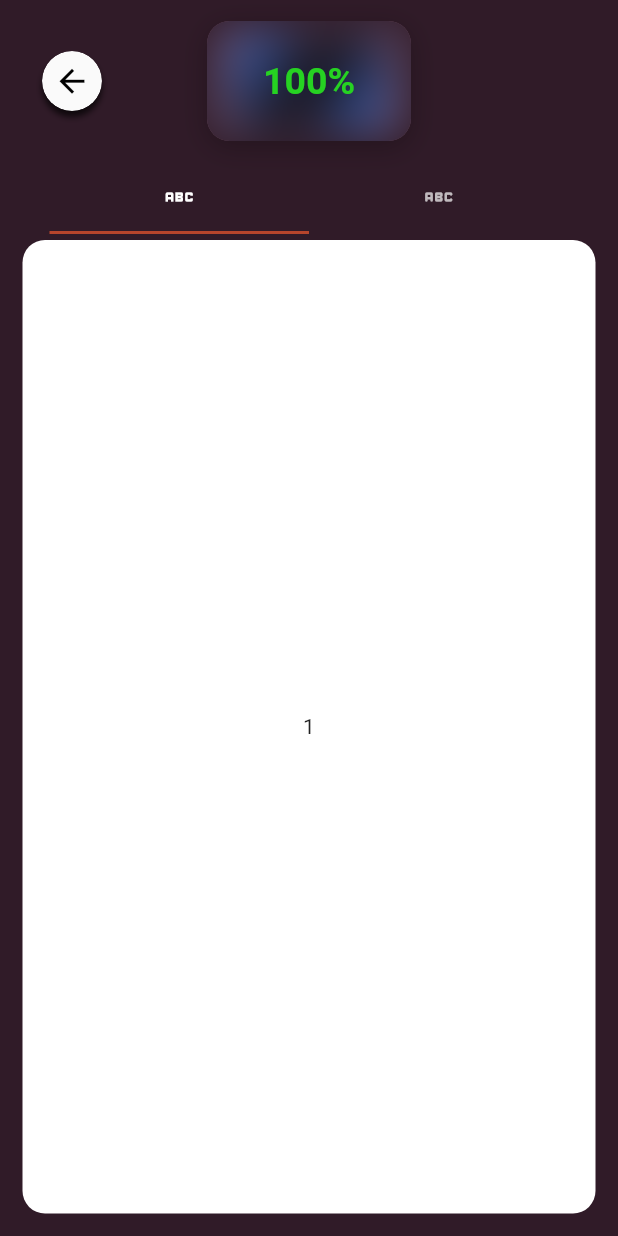
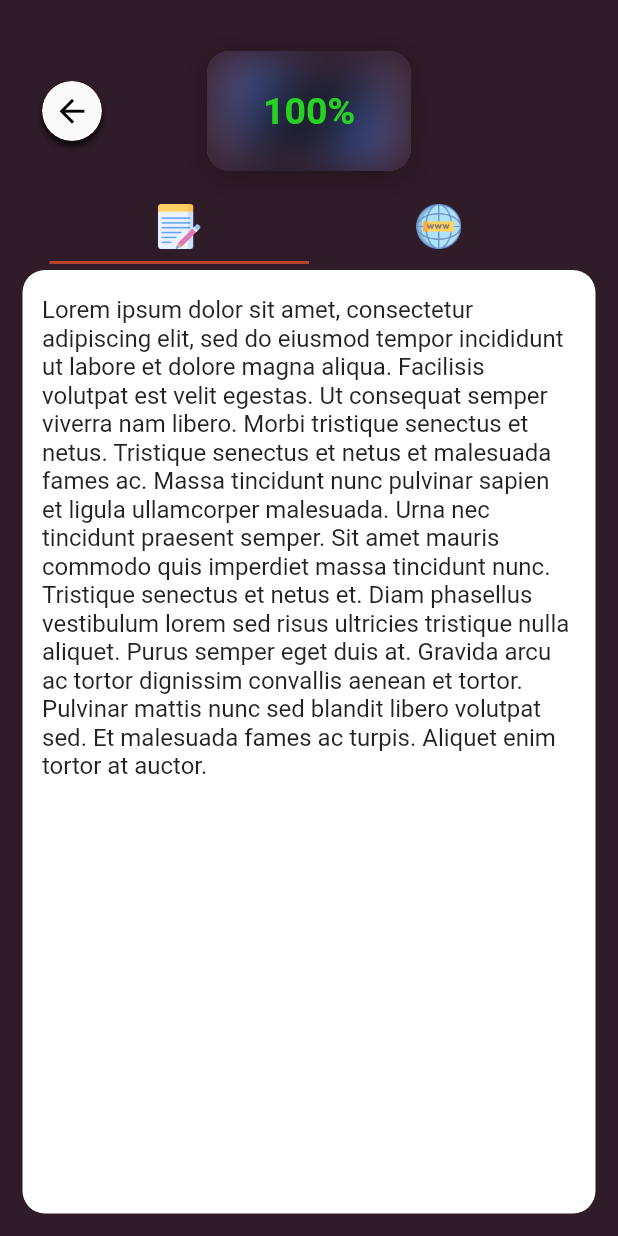
Before and after one commit to GlebBatykov/SynWord_Mobile, a Flutter app: the HistoryPage screen opened directly, after a tap on "Plagiarism check", on a phone screen of 412 x 824 dp. Run offline on Flutter 3.47's test engine with Material 2 defaults, Android fonts, the phone set to English and light mode, and no system bars; drawn by our look-alikes of blur; our stand-ins replace bloc, flutter_bloc, get_it, hexcolor; Roboto replaces fonts that are missing (Isidora Soft Alt).

Commit message:
Updates check result page

```diff
--- a/lib/presentation/cubit/page/history/body/item/history_page_body_result_item_cubit.dart
+++ b/lib/presentation/cubit/page/history/body/item/history_page_body_result_item_cubit.dart
@@ -1,7 +1,7 @@
 import 'package:bloc/bloc.dart';
 import 'package:meta/meta.dart';
 import 'package:poseidon/poseidon.dart';
-import 'package:synword_flutter_cubit_application/presentation/model/page/history/check_result_info.dart';
+import 'package:synword_flutter_cubit_application/presentation/model/page/history/result/check/check_result_info.dart';
 import 'package:synword_flutter_cubit_application/presentation/model/page/history/rephrase_result_info.dart';
 import 'package:synword_flutter_cubit_application/presentation/navigation/check_result_page_arguments.dart';
 import 'package:synword_flutter_cubit_application/presentation/navigation/navigation_routes.dart';
--- a/lib/presentation/cubit/page/history/history_page_cubit.dart
+++ b/lib/presentation/cubit/page/history/history_page_cubit.dart
@@ -1,10 +1,13 @@
+import 'dart:math';
+
 import 'package:bloc/bloc.dart';
 import 'package:meta/meta.dart';
-import 'package:synword_flutter_cubit_application/presentation/cubit/page/history/body/item/history_page_body_result_item_cubit.dart';
-import 'package:synword_flutter_cubit_application/presentation/model/page/history/check_result_info.dart';
-import 'package:synword_flutter_cubit_application/presentation/model/page/history/rephrase_result_info.dart';
 
+import '../../../model/page/history/result/check/check_result_info.dart';
+import '../../../model/page/history/rephrase_result_info.dart';
+import '../../../model/page/history/result/check/check_result_link.dart';
 import '../../../model/page/history/result_info.dart';
+import 'body/item/history_page_body_result_item_cubit.dart';
 
 part 'history_page_state.dart';
 
@@ -18,27 +21,22 @@ class HistoryPageCubit extends Cubit<HistoryPageState> {
   }
 
   void _initialize() {
+    var text =
+        'Lorem ipsum dolor sit amet, consectetur adipiscing elit, sed do eiusmod tempor incididunt ut labore et dolore magna aliqua. Facilisis volutpat est velit egestas. Ut consequat semper viverra nam libero. Morbi tristique senectus et netus. Tristique senectus et netus et malesuada fames ac. Massa tincidunt nunc pulvinar sapien et ligula ullamcorper malesuada. Urna nec tincidunt praesent semper. Sit amet mauris commodo quis imperdiet massa tincidunt nunc. Tristique senectus et netus et. Diam phasellus vestibulum lorem sed risus ultricies tristique nulla aliquet. Purus semper eget duis at. Gravida arcu ac tortor dignissim convallis aenean et tortor. Pulvinar mattis nunc sed blandit libero volutpat sed. Et malesuada fames ac turpis. Aliquet enim tortor at auctor.';
+
+    var links = List.generate(
+        15,
+        (index) => CheckResultLink(
+            'https://stackoverflow.com/questions/49638499/how-to-make-scrollable-text-in-flutter',
+            Random().nextInt(101)))
+      ..sort((a, b) => b.percentages.compareTo(a.percentages));
+
     _results.addAll([
-      CheckResultInfo(
-          'Lorem ipsum dolor sit amet, consectetur adipiscing elit, sed do eiusmod tempor incididunt ut labore et dolore magna aliqua. Ut enim ad minim veniam',
-          TextSource.docx,
-          100),
-      RephraseResultInfo(
-          'Lorem ipsum dolor sit amet, consectetur adipiscing elit, sed do eiusmod tempor incididunt ut labore et dolore magna aliqua. Ut enim ad minim veniam',
-          TextSource.pdf,
-          'Lorem ipsum dolor sit amet, consectetur adipiscing elit, sed do eiusmod tempor incididunt ut labore et dolore magna aliqua. Ut enim ad minim veniam'),
-      CheckResultInfo(
-          'Lorem ipsum dolor sit amet, consectetur adipiscing elit, sed do eiusmod tempor incididunt ut labore et dolore magna aliqua. Ut enim ad minim veniam',
-          TextSource.userInput,
-          50),
-      RephraseResultInfo(
-          'Lorem ipsum dolor sit amet, consectetur adipiscing elit, sed do eiusmod tempor incididunt ut labore et dolore magna aliqua. Ut enim ad minim veniam',
-          TextSource.userInput,
-          'Lorem ipsum dolor sit amet, consectetur adipiscing elit, sed do eiusmod tempor incididunt ut labore et dolore magna aliqua. Ut enim ad minim veniam'),
-      CheckResultInfo(
-          'Lorem ipsum dolor sit amet, consectetur adipiscing elit, sed do eiusmod tempor incididunt ut labore et dolore magna aliqua. Ut enim ad minim veniam',
-          TextSource.docx,
-          25),
+      CheckResultInfo(text, TextSource.docx, 100, links),
+      RephraseResultInfo(text, TextSource.pdf, text),
+      CheckResultInfo(text, TextSource.userInput, 50, links),
+      RephraseResultInfo(text, TextSource.userInput, text),
+      CheckResultInfo(text, TextSource.docx, 25, links),
     ]);
 
     for (var info in _results) {
--- a/lib/presentation/cubit/page/history/result/check/check_result_page_cubit.dart
+++ b/lib/presentation/cubit/page/history/result/check/check_result_page_cubit.dart
@@ -1,7 +1,8 @@
 import 'package:bloc/bloc.dart';
 import 'package:meta/meta.dart';
+import 'package:synword_flutter_cubit_application/presentation/model/page/history/result/check/check_result_link.dart';
 
-import '../../../../../model/page/history/check_result_info.dart';
+import '../../../../../model/page/history/result/check/check_result_info.dart';
 
 part 'check_result_page_state.dart';
 
@@ -11,6 +12,6 @@ class CheckResultPageCubit extends Cubit<CheckResultPageState> {
   }
 
   void _initialize(CheckResultInfo info) {
-    emit(CheckResultPageShow(info.percentages));
+    emit(CheckResultPageShow(info.percentages, info.text, info.links));
   }
 }
--- a/lib/presentation/cubit/page/history/result/check/check_result_page_state.dart
+++ b/lib/presentation/cubit/page/history/result/check/check_result_page_state.dart
@@ -8,5 +8,9 @@ class CheckResultPageInitial extends CheckResultPageState {}
 class CheckResultPageShow extends CheckResultPageState {
   final int percentages;
 
-  CheckResultPageShow(this.percentages);
+  final String text;
+
+  final List<CheckResultLink> links;
+
+  CheckResultPageShow(this.percentages, this.text, this.links);
 }
--- a/lib/presentation/model/page/history/check_result_info.dart
+++ /dev/null
@@ -1,8 +0,0 @@
-import 'result_info.dart';
-
-class CheckResultInfo extends ResultInfo {
-  final int percentages;
-
-  CheckResultInfo(String text, TextSource source, this.percentages)
-      : super(text, source);
-}
--- /dev/null
+++ b/lib/presentation/model/page/history/result/check/check_result_info.dart
@@ -0,0 +1,12 @@
+import 'package:synword_flutter_cubit_application/presentation/model/page/history/result/check/check_result_link.dart';
+
+import '../../result_info.dart';
+
+class CheckResultInfo extends ResultInfo {
+  final int percentages;
+
+  final List<CheckResultLink> links;
+
+  CheckResultInfo(String text, TextSource source, this.percentages, this.links)
+      : super(text, source);
+}
--- /dev/null
+++ b/lib/presentation/model/page/history/result/check/check_result_link.dart
@@ -0,0 +1,7 @@
+class CheckResultLink {
+  final String url;
+
+  final int percentages;
+
+  CheckResultLink(this.url, this.percentages);
+}
--- a/lib/presentation/navigation/check_result_page_arguments.dart
+++ b/lib/presentation/navigation/check_result_page_arguments.dart
@@ -1,6 +1,6 @@
 import 'package:poseidon/poseidon.dart';
 
-import '../model/page/history/check_result_info.dart';
+import '../model/page/history/result/check/check_result_info.dart';
 
 class CheckResultPageArguments extends PoseidonArguments {
   final CheckResultInfo info;
--- a/lib/presentation/ui/image_button.dart
+++ b/lib/presentation/ui/image_button.dart
@@ -15,6 +15,8 @@ class ImageButton extends StatelessWidget {
 
   final Color? color;
 
+  final Color? imageColor;
+
   const ImageButton(
       {Key? key,
       required this.assetPath,
@@ -23,7 +25,8 @@ class ImageButton extends StatelessWidget {
       this.imageHeight,
       this.imageWidth,
       this.onTap,
-      this.color})
+      this.color,
+      this.imageColor})
       : super(key: key);
 
   @override
@@ -34,7 +37,8 @@ class ImageButton extends StatelessWidget {
         padding: EdgeInsets.zero,
         width: width,
         height: height,
-        decoration: BoxDecoration(borderRadius: BorderRadius.circular(20)),
+        decoration: BoxDecoration(
+            color: color, borderRadius: BorderRadius.circular(20)),
         child: Material(
           color: Colors.transparent,
           child: IconButton(
@@ -46,7 +50,7 @@ class ImageButton extends StatelessWidget {
                 assetPath,
                 width: imageWidth,
                 height: imageHeight,
-                color: color,
+                color: imageColor,
               )),
         ),
       ),
--- a/lib/presentation/ui/layer/text_input_layer/body/text_input_layer_body_paste_button.dart
+++ b/lib/presentation/ui/layer/text_input_layer/body/text_input_layer_body_paste_button.dart
@@ -20,7 +20,7 @@ class TextInputLayerBodyPasteButton extends StatelessWidget {
               width: 40,
               height: 40,
               onTap: () {},
-              color: Colors.black.withOpacity(0.6))
+              imageColor: Colors.black.withOpacity(0.6))
           : Container();
     });
   }
--- a/lib/presentation/ui/page/history/body/history_page_body.dart
+++ b/lib/presentation/ui/page/history/body/history_page_body.dart
@@ -62,11 +62,16 @@ class HistoryPageBody extends StatelessWidget {
                         padding: EdgeInsets.zero,
                         itemCount: state.itemsCubits.length,
                         itemBuilder: (context, index) {
+                          var margin = index < state.itemsCubits.length - 1
+                              ? const EdgeInsets.only(bottom: 20)
+                              : const EdgeInsets.only(bottom: 10);
+
                           return Align(
                             alignment: Alignment.center,
                             child: BlocProvider.value(
                                 value: state.itemsCubits[index],
-                                child: const HistoryPageBodyResultItem()),
+                                child:
+                                    HistoryPageBodyResultItem(margin: margin)),
                           );
                         }),
                   )))),
--- a/lib/presentation/ui/page/history/body/history_page_body_result_item.dart
+++ b/lib/presentation/ui/page/history/body/history_page_body_result_item.dart
@@ -9,7 +9,9 @@ import '../../../image_button.dart';
 import '../../../material_container.dart';
 
 class HistoryPageBodyResultItem extends StatelessWidget {
-  const HistoryPageBodyResultItem({Key? key}) : super(key: key);
+  final EdgeInsets? margin;
+
+  const HistoryPageBodyResultItem({Key? key, this.margin}) : super(key: key);
 
   Widget _buildPercentagesBox(HistoryPageBodyResultItemCheck state) {
     var color = state.percentages >= 70
@@ -47,7 +49,7 @@ class HistoryPageBodyResultItem extends StatelessWidget {
           height: 104,
           width: 310,
           borderRadius: BorderRadius.circular(5),
-          margin: const EdgeInsets.only(bottom: 20),
+          margin: margin,
           color: HexColor('#eeeeee'),
           onTap: state.onTap,
           boxShadow: [
@@ -89,7 +91,7 @@ class HistoryPageBodyResultItem extends StatelessWidget {
                   right: 8,
                   child: ImageButton(
                       assetPath: IconAsset.close,
-                      color: Colors.black,
+                      imageColor: Colors.black,
                       imageHeight: 15,
                       imageWidth: 15,
                       onTap: state.onTap))
--- a/lib/presentation/ui/page/history/history_page.dart
+++ b/lib/presentation/ui/page/history/history_page.dart
@@ -1,5 +1,6 @@
 import 'package:flutter/material.dart';
 import 'package:hexcolor/hexcolor.dart';
+import 'package:synword_flutter_cubit_application/presentation/ui/page/pages_properties.dart';
 
 import 'body/history_page_body.dart';
 import 'title_bar/history_page_title_bar.dart';
@@ -11,11 +12,14 @@ class HistoryPage extends StatelessWidget {
   Widget build(BuildContext context) {
     return Scaffold(
       backgroundColor: HexColor('#301B28'),
-      body: Column(
-        children: const [
-          HistoryPageTitleBar(),
-          Expanded(child: HistoryPageBody())
-        ],
+      body: Container(
+        margin: PagesProperties.margin,
+        child: Column(
+          children: const [
+            HistoryPageTitleBar(),
+            Expanded(child: HistoryPageBody())
+          ],
+        ),
       ),
     );
   }
--- a/lib/presentation/ui/page/history/result/check/body/check_result_page_body.dart
+++ b/lib/presentation/ui/page/history/result/check/body/check_result_page_body.dart
@@ -1,6 +1,10 @@
 import 'package:flutter/material.dart';
+import 'package:flutter_bloc/flutter_bloc.dart';
 import 'package:hexcolor/hexcolor.dart';
+import 'package:synword_flutter_cubit_application/presentation/ui/checked_link.dart';
 
+import '../../../../../../asset/history_page_asset.dart';
+import '../../../../../../cubit/page/history/result/check/check_result_page_cubit.dart';
 import '../../../../page_body.dart';
 
 class CheckResultPageBody extends StatelessWidget {
@@ -8,6 +12,9 @@ class CheckResultPageBody extends StatelessWidget {
 
   @override
   Widget build(BuildContext context) {
+    return BlocBuilder<CheckResultPageCubit, CheckResultPageState>(
+        builder: (context, state) {
+      if (state is CheckResultPageShow) {
         return DefaultTabController(
             initialIndex: 0,
             length: 2,
@@ -15,26 +22,70 @@ class CheckResultPageBody extends StatelessWidget {
               children: [
                 Container(
                   margin: const EdgeInsets.only(left: 33, right: 33, bottom: 4),
-              child: TabBar(indicatorColor: HexColor('B6452C'), tabs: const [
+                  child: TabBar(indicatorColor: HexColor('B6452C'), tabs: [
                     Tab(
-                  child: Icon(Icons.abc),
+                      child: Image.asset(HistoryPageAsset.note,
+                          width: 30, height: 30),
                     ),
                     Tab(
-                  child: Icon(Icons.abc_rounded),
+                      child: Image.asset(HistoryPageAsset.website,
+                          width: 30, height: 30),
                     )
                   ]),
                 ),
-            const Expanded(
+                Expanded(
                     child: PageBody(
                         child: TabBarView(children: [
-              Center(
-                child: Text('1'),
+                  Container(
+                    margin: const EdgeInsets.only(top: 17, bottom: 17),
+                    child: MediaQuery.removePadding(
+                        context: context,
+                        removeTop: true,
+                        child: RawScrollbar(
+                            thickness: 1,
+                            isAlwaysShown: true,
+                            thumbColor: Colors.black.withOpacity(0.7),
+                            crossAxisMargin: 5,
+                            child: Container(
+                              margin:
+                                  const EdgeInsets.only(left: 13, right: 13),
+                              child: SingleChildScrollView(
+                                  child: SelectableText(state.text,
+                                      style: const TextStyle(fontSize: 16))),
+                            ))),
                   ),
                   Center(
-                child: Text('2'),
+                    child: Container(
+                      margin: const EdgeInsets.only(top: 17, bottom: 17),
+                      child: MediaQuery.removePadding(
+                          context: context,
+                          removeTop: true,
+                          child: RawScrollbar(
+                              thickness: 1,
+                              isAlwaysShown: true,
+                              thumbColor: Colors.black.withOpacity(0.7),
+                              crossAxisMargin: 5,
+                              child: Container(
+                                margin:
+                                    const EdgeInsets.only(left: 24, right: 24),
+                                child: ListView.builder(
+                                    padding: EdgeInsets.zero,
+                                    itemCount: state.links.length,
+                                    itemBuilder: (context, index) {
+                                      return CheckedLink(
+                                          url: state.links[index].url,
+                                          percentages:
+                                              state.links[index].percentages);
+                                    }),
+                              ))),
+                    ),
                   )
                 ])))
               ],
             ));
+      } else {
+        return Container();
+      }
+    });
   }
 }
--- a/lib/presentation/ui/page/history/result/check/check_result_page.dart
+++ b/lib/presentation/ui/page/history/result/check/check_result_page.dart
@@ -3,6 +3,7 @@ import 'package:flutter_bloc/flutter_bloc.dart';
 import 'package:hexcolor/hexcolor.dart';
 
 import '../../../../../cubit/page/history/result/check/check_result_page_cubit.dart';
+import '../../../pages_properties.dart';
 import 'body/check_result_page_body.dart';
 import 'title_bar/check_result_page_title_bar.dart';
 
@@ -16,11 +17,14 @@ class CheckResultPage extends StatelessWidget {
       if (state is CheckResultPageShow) {
         return Scaffold(
           backgroundColor: HexColor('#301B28'),
-          body: Column(
-            children: [
-              CheckResultPageTitleBar(percentages: state.percentages),
-              const Expanded(child: CheckResultPageBody())
-            ],
+          body: Container(
+            margin: PagesProperties.margin,
+            child: Column(
+              children: [
+                CheckResultPageTitleBar(percentages: state.percentages),
+                const Expanded(child: CheckResultPageBody())
+              ],
+            ),
           ),
         );
       } else {
```
Also changed, not shown: lib/presentation/ui/checked_link.dart (added, +77 -0 lines). Lines whose indentation alone changed are shown as unchanged.
